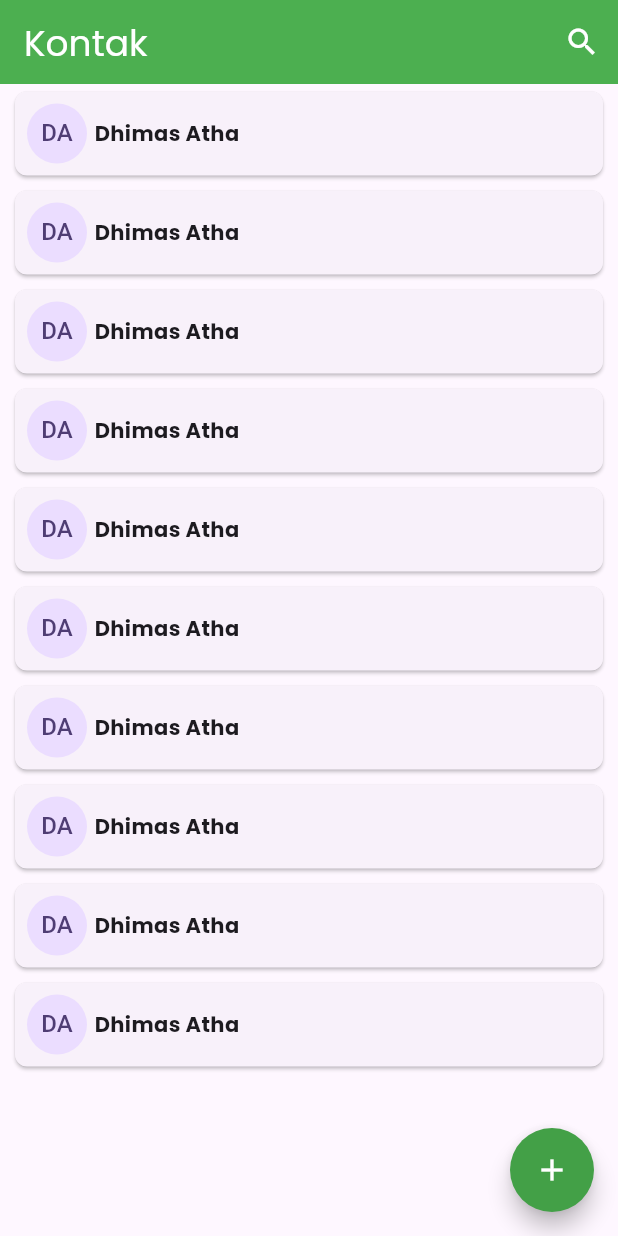
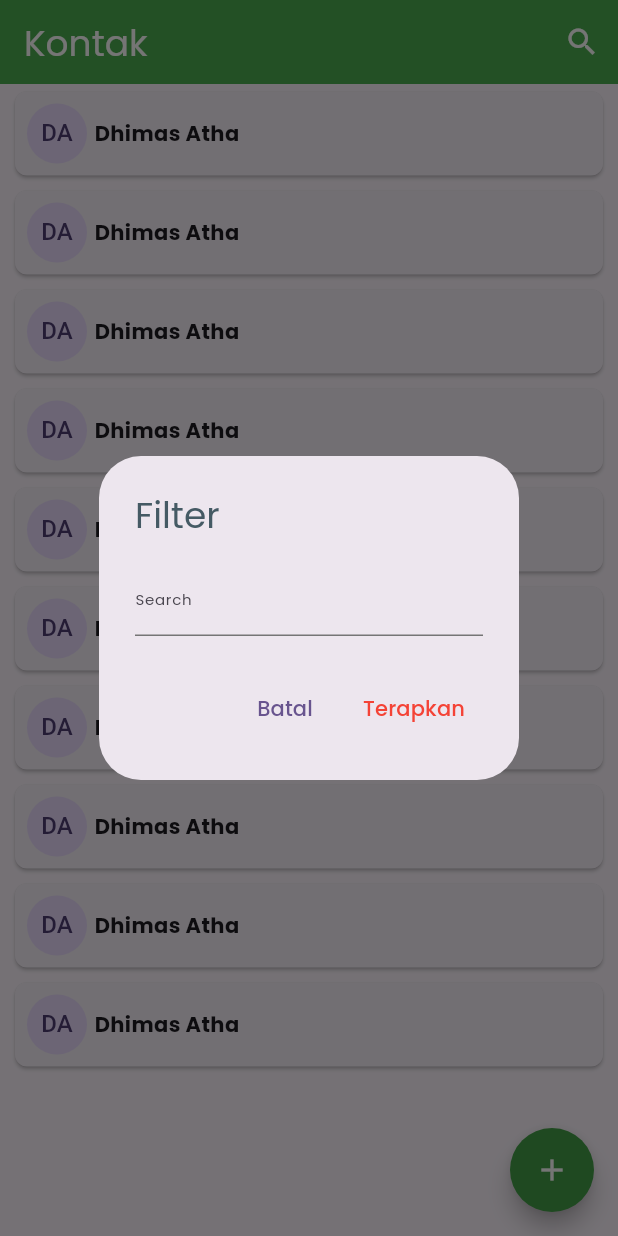
Before and after one commit to athasamid/flutter-mongodb-contact-apps, a Flutter app: the screen it shows after launch, after a tap on the "search" icon, on a phone screen of 412 x 824 dp. Run offline on Flutter 3.47's test engine with Material 2 defaults, Android fonts, the phone set to English and light mode, and no system bars; our stand-ins replace google_fonts.

Commit message:
Add filter dialog

```diff
--- a/lib/pages/list_kontak_page.dart
+++ b/lib/pages/list_kontak_page.dart
@@ -21,7 +21,9 @@ class _ListKontakPageState extends State<ListKontakPage> {
         title: "Kontak",
         actions: [
           IconButton(
-            onPressed: () {},
+            onPressed: () {
+              _showSearchDialog(context);
+            },
             icon: const Icon(
               Icons.search,
               color: Colors.white,
@@ -43,11 +45,78 @@ class _ListKontakPageState extends State<ListKontakPage> {
         ),
       ),
       body: RefreshIndicator(
-          child: ListView.builder(
-            itemCount: 10,
-            itemBuilder: (_, index) => _buildCardKontak(),
+        child: ListView.builder(
+          itemCount: 10,
+          itemBuilder: (_, index) => _buildCardKontak(),
+        ),
+        onRefresh: () async {},
+      ),
+    );
+  }
+
+  _showSearchDialog(context) {
+    showDialog(
+      context: context,
+      builder: (context) => AlertDialog(
+        title: Text(
+          "Filter",
+          style: GoogleFonts.poppins(
+            fontSize: 24,
+            color: Colors.blueGrey.shade700,
           ),
-          onRefresh: () async {}),
+        ),
+        content: Column(
+          mainAxisSize: MainAxisSize.min,
+          children: [
+            TextField(
+              controller: null,
+              style: GoogleFonts.poppins(fontSize: 10),
+              keyboardType: TextInputType.text,
+              decoration: InputDecoration(
+                focusedBorder: UnderlineInputBorder(
+                  borderSide: BorderSide(
+                    color: Colors.green.shade600,
+                  ),
+                ),
+                enabledBorder: UnderlineInputBorder(
+                  borderSide: BorderSide(
+                    color: Colors.grey.shade600,
+                  ),
+                ),
+                disabledBorder: UnderlineInputBorder(
+                  borderSide: BorderSide(
+                    color: Colors.grey.shade600,
+                  ),
+                ),
+                hintText: "Search",
+              ),
+            ),
+          ],
+        ),
+        actions: [
+          TextButton(
+            onPressed: () {
+              Navigator.pop(context);
+            },
+            child: Text(
+              "Batal",
+              style: GoogleFonts.poppins(
+                fontSize: 14,
+              ),
+            ),
+          ),
+          TextButton(
+            onPressed: null,
+            child: Text(
+              "Terapkan",
+              style: GoogleFonts.poppins(
+                fontSize: 14,
+                color: Colors.red,
+              ),
+            ),
+          ),
+        ],
+      ),
     );
   }
 
```
